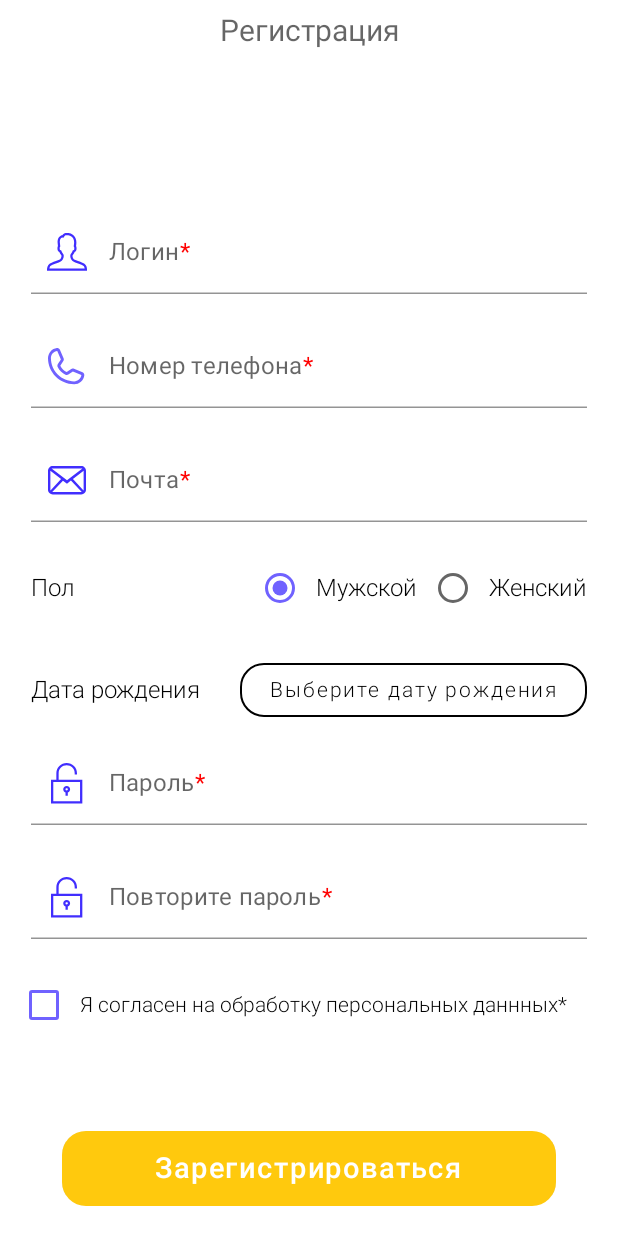
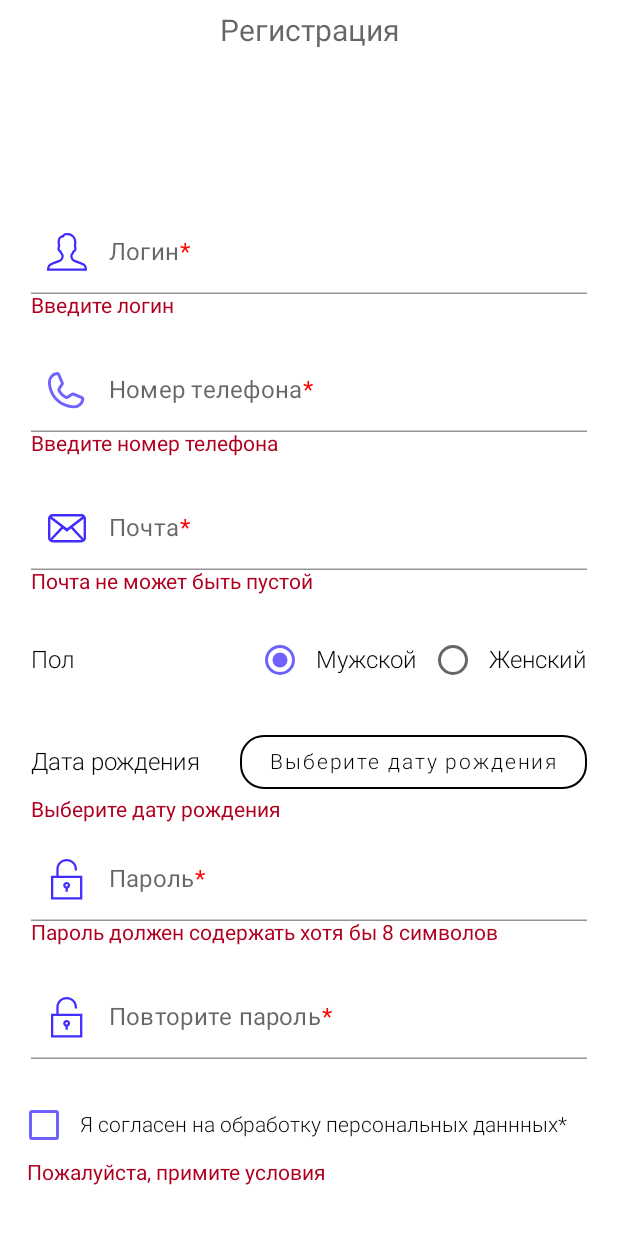
Before and after one commit to Farma20/FEFU_FITNES_COMPOSE, an Android app built with Jetpack Compose: the screen it shows after launch (MainActivity), after a tap on "Зарегистрироваться", on a phone screen of 412 x 824 dp. Run offline under Robolectric (Android 15) with nearby library versions, the light colour scheme and no system bars.

Commit message:
Полностью рабочая валидация данных при регистрации

```diff
--- /dev/null
+++ b/app/src/main/java/com/example/fefu_fitnes_compose/Domain/use_case/ValidateBirthday.kt
@@ -0,0 +1,10 @@
+package com.example.fefu_fitnes_compose.Domain.use_case
+
+class ValidateBirthday {
+    fun execute(date: String):ValidationResult{
+        if (date.isEmpty()){
+            return ValidationResult(false, "Выберите дату рождения")
+        }
+        return ValidationResult(true)
+    }
+}
--- /dev/null
+++ b/app/src/main/java/com/example/fefu_fitnes_compose/Domain/use_case/ValidateLogin.kt
@@ -0,0 +1,10 @@
+package com.example.fefu_fitnes_compose.Domain.use_case
+
+class ValidateLogin {
+    fun execute(login:String):ValidationResult{
+        if (login.isEmpty()){
+            return ValidationResult(false, "Введите логин")
+        }
+        return ValidationResult(true)
+    }
+}
--- /dev/null
+++ b/app/src/main/java/com/example/fefu_fitnes_compose/Domain/use_case/ValidatePhone.kt
@@ -0,0 +1,13 @@
+package com.example.fefu_fitnes_compose.Domain.use_case
+
+class ValidatePhone {
+    fun execute(phone:String): ValidationResult{
+        if(phone.isEmpty()){
+            return ValidationResult(false, "Введите номер телефона")
+        }
+        if(!(phone.length == 12 && phone[0] == '+')&&(phone.length != 11)){
+            return ValidationResult(false, "Номер телефона должен состоять из 11 символов, не учитывая символ '+'")
+        }
+        return ValidationResult(true)
+    }
+}
--- a/app/src/main/java/com/example/fefu_fitnes_compose/Screens/Initialization/RegistrationPackage/Controllers/RegistrationFormEvent.kt
+++ b/app/src/main/java/com/example/fefu_fitnes_compose/Screens/Initialization/RegistrationPackage/Controllers/RegistrationFormEvent.kt
@@ -5,9 +5,11 @@ sealed class RegistrationFormEvent {
     data class LoginChanged(val login:String): RegistrationFormEvent()
     data class PhoneChanged(val phone:String):  RegistrationFormEvent()
     data class EmailChanged(val email:String):  RegistrationFormEvent()
+    data class GenderChanged(val gender:Boolean): RegistrationFormEvent()
     data class BirthdayChanged(val birthday: String): RegistrationFormEvent()
     data class PasswordChanged(val password:String):  RegistrationFormEvent()
     data class RepeatPasswordChanged(val repeatPassword:String):  RegistrationFormEvent()
+    data class TermsChanged(val terms:Boolean):RegistrationFormEvent()
 
     object Submit:  RegistrationFormEvent()
 }
--- a/app/src/main/java/com/example/fefu_fitnes_compose/Screens/Initialization/RegistrationPackage/Models/RegistrationFromStateModel.kt
+++ b/app/src/main/java/com/example/fefu_fitnes_compose/Screens/Initialization/RegistrationPackage/Models/RegistrationFromStateModel.kt
@@ -13,5 +13,7 @@ data class RegistrationFromStateModel(
     var password:String = "",
     var passwordError:String? = null,
     var repeatPassword:String = "",
-    var repeatPasswordError:String? = null
+    var repeatPasswordError:String? = null,
+    var terms: Boolean = false,
+    var termsError: String? = null
 )
--- a/app/src/main/java/com/example/fefu_fitnes_compose/Screens/Initialization/RegistrationPackage/UI/RegistrationUI.kt
+++ b/app/src/main/java/com/example/fefu_fitnes_compose/Screens/Initialization/RegistrationPackage/UI/RegistrationUI.kt
@@ -78,7 +78,7 @@ fun RegistrationUI() {
             Spacer(modifier = Modifier.height(spacerPadding))
             RegistrationEmail(state, registrationViewModel)
             Spacer(modifier = Modifier.height(spacerPadding))
-            RegistrationGender()
+            RegistrationGender(state, registrationViewModel)
             Spacer(modifier = Modifier.height(spacerPadding))
             RegistrationBirthday(state, registrationViewModel, context)
             Spacer(modifier = Modifier.height(spacerPadding-10.dp))
@@ -86,7 +86,7 @@ fun RegistrationUI() {
             Spacer(modifier = Modifier.height(spacerPadding))
             RegistrationRepeatPassword(state, registrationViewModel)
             Spacer(modifier = Modifier.height(spacerPadding))
-            RegistrationCheckBox()
+            RegistrationCheckBox(state, registrationViewModel)
             Spacer(modifier = Modifier.height(60.dp))
             RegistrationSubmitButton(registrationViewModel)
             Spacer(modifier = Modifier.height(60.dp))
@@ -97,6 +97,7 @@ fun RegistrationUI() {
 
 @Composable
 private fun RegistrationLogin(state: RegistrationFromStateModel, viewModel: RegistrationViewModel){
+    Column(){
         TextField(
             modifier = Modifier.fillMaxWidth(0.9f),
             value = state.login,
@@ -130,10 +131,18 @@ private fun RegistrationLogin(state: RegistrationFromStateModel, viewModel: Regi
                 backgroundColor = Color.Transparent,
             ),
         )
+        if(state.loginError != null){
+            Text(
+                text = state.loginError!!,
+                color = MaterialTheme.colors.error
+            )
+        }
+    }
 }
 
 @Composable
 private fun RegistrationPhone(state: RegistrationFromStateModel, viewModel: RegistrationViewModel){
+    Column() {
         TextField(
             modifier = Modifier.fillMaxWidth(0.9f),
             value = state.phone,
@@ -170,10 +179,18 @@ private fun RegistrationPhone(state: RegistrationFromStateModel, viewModel: Regi
                 backgroundColor = Color.Transparent,
             ),
         )
+        if(state.phoneError != null){
+            Text(
+                text = state.phoneError!!,
+                color = MaterialTheme.colors.error
+            )
+        }
+    }
 }
 
 @Composable
 private fun RegistrationEmail(state: RegistrationFromStateModel, viewModel: RegistrationViewModel){
+    Column() {
         TextField(
             modifier = Modifier.fillMaxWidth(0.9f),
             value = state.email,
@@ -207,11 +224,18 @@ private fun RegistrationEmail(state: RegistrationFromStateModel, viewModel: Regi
                 backgroundColor = Color.Transparent,
             ),
         )
+        if(state.emailError != null){
+            Text(
+                text = state.emailError!!,
+                color = MaterialTheme.colors.error
+            )
+        }
+    }
+
 }
 
 @Composable
-private fun RegistrationGender(){
-    val state = remember { mutableStateOf(true) }
+private fun RegistrationGender(state: RegistrationFromStateModel, viewModel: RegistrationViewModel){
     Row(
         modifier = Modifier.fillMaxWidth(0.9f),
         verticalAlignment = Alignment.CenterVertically,
@@ -229,8 +253,10 @@ private fun RegistrationGender(){
                     colors = RadioButtonDefaults.colors(
                         selectedColor = BlueLight
                     ),
-                    selected = state.value,
-                    onClick = { state.value = true },
+                    selected = state.gender,
+                    onClick = {
+                              viewModel.onEvent(RegistrationFormEvent.GenderChanged(true))
+                    },
                 )
                 Text(
                     text = "Мужской",
@@ -243,8 +269,10 @@ private fun RegistrationGender(){
                     colors = RadioButtonDefaults.colors(
                         selectedColor = BlueLight
                     ),
-                    selected = !state.value,
-                    onClick = { state.value = false },
+                    selected = !state.gender,
+                    onClick = {
+                        viewModel.onEvent(RegistrationFormEvent.GenderChanged(false))
+                    },
                 )
                 Text(
                     text = "Женский",
@@ -258,8 +286,6 @@ private fun RegistrationGender(){
 
 @Composable
 private fun RegistrationBirthday(state: RegistrationFromStateModel, viewModel: RegistrationViewModel, context: Context){
-    val dateText = remember { mutableStateOf("Выберите дату рождения") }
-
     val currentDate = LocalDate.now()
 
     val year:Int = currentDate.year
@@ -273,6 +299,7 @@ private fun RegistrationBirthday(state: RegistrationFromStateModel, viewModel: R
         },year, month, day
     )
 
+    Column() {
         Row(
             modifier = Modifier.fillMaxWidth(0.9f),
             verticalAlignment = Alignment.CenterVertically,
@@ -301,10 +328,18 @@ private fun RegistrationBirthday(state: RegistrationFromStateModel, viewModel: R
                 )
             }
         }
+        if(state.birthdayError != null){
+            Text(
+                text = state.birthdayError!!,
+                color = MaterialTheme.colors.error
+            )
+        }
+    }
 }
 
 @Composable
 private fun RegistrationPassword(state: RegistrationFromStateModel, viewModel: RegistrationViewModel){
+    Column() {
         TextField(
             modifier = Modifier.fillMaxWidth(0.9f),
             value = state.password,
@@ -338,10 +373,18 @@ private fun RegistrationPassword(state: RegistrationFromStateModel, viewModel: R
                 backgroundColor = Color.Transparent,
             ),
         )
+        if(state.passwordError != null){
+            Text(
+                text = state.passwordError!!,
+                color = MaterialTheme.colors.error
+            )
+        }
+    }
 }
 
 @Composable
 private fun RegistrationRepeatPassword(state: RegistrationFromStateModel, viewModel: RegistrationViewModel){
+    Column() {
         TextField(
             modifier = Modifier.fillMaxWidth(0.9f),
             value = state.repeatPassword,
@@ -375,11 +418,18 @@ private fun RegistrationRepeatPassword(state: RegistrationFromStateModel, viewMo
                 backgroundColor = Color.Transparent,
             ),
         )
+        if(state.repeatPasswordError != null){
+            Text(
+                text = state.repeatPasswordError!!,
+                color = MaterialTheme.colors.error
+            )
+        }
+    }
 }
 
 @Composable
-private fun RegistrationCheckBox(){
-    val checkedState = remember { mutableStateOf(false) }
+private fun RegistrationCheckBox(state: RegistrationFromStateModel, viewModel: RegistrationViewModel){
+    Column(){
         Row(
             modifier = Modifier
                 .fillMaxWidth()
@@ -392,13 +442,25 @@ private fun RegistrationCheckBox(){
                     uncheckedColor = BlueLight,
                     checkedColor = Yellow
                 ),
-            checked = checkedState.value,
-            onCheckedChange = {checkedState.value = it},
+                checked = state.terms,
+                onCheckedChange = {
+                    viewModel.onEvent(RegistrationFormEvent.TermsChanged(!state.terms))
+                },
             )
             Text(
                 "Я согласен на обработку персональных даннных*",
                 fontWeight = FontWeight.Light
             )
+        }
+        if(state.termsError != null){
+            Text(
+                modifier = Modifier
+                    .fillMaxWidth()
+                    .padding(start = 18.dp),
+                text = state.termsError!!,
+                color = MaterialTheme.colors.error
+            )
+        }
     }
 }
 
--- a/app/src/main/java/com/example/fefu_fitnes_compose/Screens/Initialization/RegistrationPackage/ViewModel/RegistrationViewModel.kt
+++ b/app/src/main/java/com/example/fefu_fitnes_compose/Screens/Initialization/RegistrationPackage/ViewModel/RegistrationViewModel.kt
@@ -5,8 +5,7 @@ import androidx.compose.runtime.mutableStateOf
 import androidx.compose.runtime.setValue
 import androidx.lifecycle.ViewModel
 import androidx.lifecycle.viewModelScope
-import com.example.fefu_fitnes_compose.Domain.use_case.ValidateEmail
-import com.example.fefu_fitnes_compose.Domain.use_case.ValidatePassword
+import com.example.fefu_fitnes_compose.Domain.use_case.*
 import com.example.fefu_fitnes_compose.Screens.Initialization.RegistrationPackage.Models.RegistrationFromStateModel
 import com.example.fefu_fitnes_compose.Screens.Initialization.RegistrationPackage.Controllers.RegistrationFormEvent
 import kotlinx.coroutines.channels.Channel
@@ -31,6 +30,9 @@ class RegistrationViewModel: ViewModel() {
             is RegistrationFormEvent.EmailChanged->{
                 state = state.copy(email = event.email)
             }
+            is RegistrationFormEvent.GenderChanged->{
+                state = state.copy(gender = event.gender)
+            }
             is RegistrationFormEvent.BirthdayChanged->{
                 state = state.copy(birthday = event.birthday)
             }
@@ -40,6 +42,9 @@ class RegistrationViewModel: ViewModel() {
             is RegistrationFormEvent.RepeatPasswordChanged->{
                 state = state.copy(repeatPassword = event.repeatPassword)
             }
+            is RegistrationFormEvent.TermsChanged->{
+                state = state.copy(terms = event.terms)
+            }
             is RegistrationFormEvent.Submit->{
                 submitData()
             }
@@ -47,14 +52,32 @@ class RegistrationViewModel: ViewModel() {
     }
 
     private fun submitData() {
+        val loginResult = ValidateLogin().execute(state.login)
+        val phoneResult = ValidatePhone().execute(state.phone)
         val emailResult = ValidateEmail().execute(state.email)
+        val birthdayResult = ValidateBirthday().execute(state.birthday)
         val passwordResult = ValidatePassword().execute(state.password)
+        val repeatPasswordResult = ValidateRepeatedPassword().execute(state.password, state.repeatPassword)
+        val termsResult = ValidateTerms().execute(state.terms)
 
-        val hasErrors = listOf(emailResult, passwordResult).any{!it.successful}
+        val hasErrors = listOf(
+            loginResult,
+            phoneResult,
+            emailResult,
+            passwordResult,
+            repeatPasswordResult,
+            termsResult,
+            birthdayResult,
+        ).any{!it.successful}
 
         state = state.copy(
+            loginError = loginResult.errorMessage,
             emailError = emailResult.errorMessage,
-            passwordError = passwordResult.errorMessage
+            passwordError = passwordResult.errorMessage,
+            repeatPasswordError = repeatPasswordResult.errorMessage,
+            termsError = termsResult.errorMessage,
+            birthdayError = birthdayResult.errorMessage,
+            phoneError = phoneResult.errorMessage
         )
 
         if (hasErrors){
```
Lines whose indentation alone changed are shown as unchanged.
